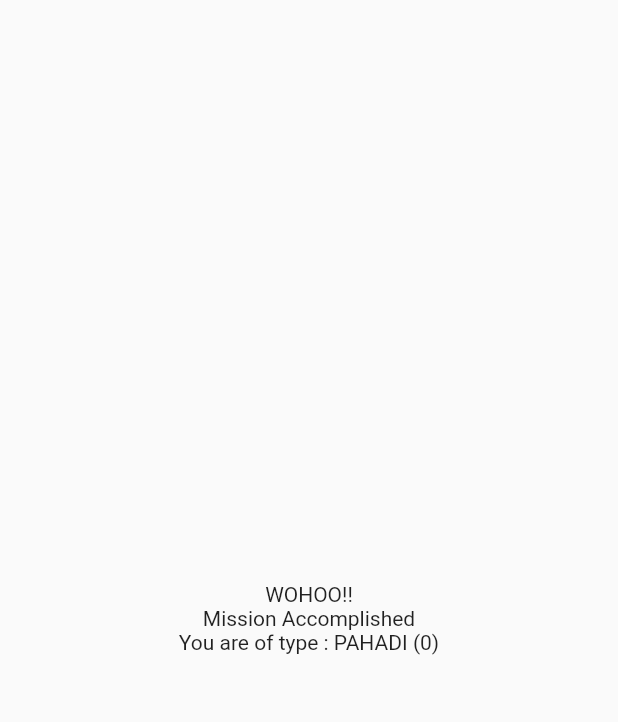
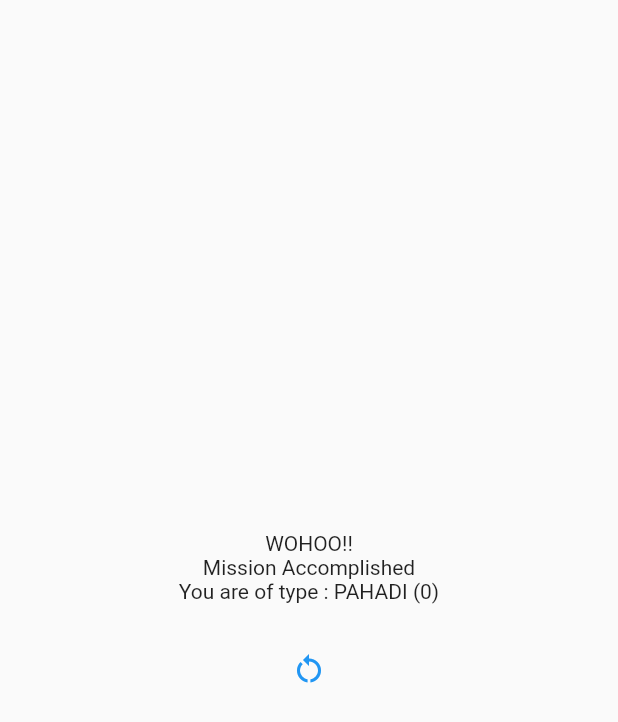
Before and after one commit to VivekJung/academind_tuts, a Flutter app: the screen it shows after launch, after a tap on "Himal", after a tap on "Moong dal", after a tap on "Saal", on a phone screen of 412 x 824 dp. Shown: the top 722 px of the screen. Run offline on Flutter 3.47's test engine with Material 2 defaults, Android fonts, the phone set to English and light mode, and no system bars.

Commit message:
restart button added

```diff
--- a/lib/main.dart
+++ b/lib/main.dart
@@ -1,3 +1,5 @@
+import 'dart:developer';
+
 import 'package:academind/screens/dashboard.dart';
 import 'package:flutter/material.dart';
 
@@ -10,6 +12,7 @@ class App extends StatelessWidget {
 
   @override
   Widget build(BuildContext context) {
+    log("038 complete... now restarting the app ");
     return const MaterialApp(
       color: Colors.black,
       home: DashBoardScreen(),
--- a/lib/screens/dashboard.dart
+++ b/lib/screens/dashboard.dart
@@ -3,9 +3,6 @@ import 'package:academind/widgets/questions/question_list.dart';
 import 'package:academind/widgets/quiz.dart';
 import 'package:academind/widgets/quiz_result.dart';
 import 'package:flutter/material.dart';
-
-import '../widgets/answers/build_answer_widget.dart';
-import '../widgets/questions/build_question_widget.dart';
 
 class DashBoardScreen extends StatefulWidget {
   const DashBoardScreen({Key? key}) : super(key: key);
@@ -19,6 +16,13 @@ class _DashBoardScreenState extends State<DashBoardScreen> {
   var _questionIndex = 0;
   final _questions = questionsList;
   var _totalPoint = 0;
+
+  void _resetQuiz() {
+    setState(() {
+      _questionIndex = 0;
+      _totalPoint = 0;
+    });
+  }
 
   _getAnswer(int point) {
     _totalPoint += point;
@@ -43,7 +47,8 @@ class _DashBoardScreenState extends State<DashBoardScreen> {
                 questionIndex: _questionIndex,
                 questions: _questions,
                 getAnswer: _getAnswer)
-            : ResultWidget(totalPoint: _totalPoint),
+            : ResultWidget(
+                totalPoint: _totalPoint, resetQuizHandler: () => _resetQuiz()),
       ),
     );
   }
--- a/lib/widgets/quiz_result.dart
+++ b/lib/widgets/quiz_result.dart
@@ -1,17 +1,24 @@
-import 'package:flutter/cupertino.dart';
+import 'package:flutter/material.dart';
 
 class ResultWidget extends StatelessWidget {
-  const ResultWidget({Key? key, required this.totalPoint}) : super(key: key);
+  const ResultWidget(
+      {Key? key, required this.totalPoint, required this.resetQuizHandler})
+      : super(key: key);
   final int totalPoint;
+  final VoidCallback resetQuizHandler;
+
+  String get personalityType {
+    var type = "MADHESI";
+    if (totalPoint < 0) {
+      return type = "HIMALI";
+    } else if (totalPoint < 1) {
+      return type = "PAHADI";
+    }
+    return type;
+  }
 
   @override
   Widget build(BuildContext context) {
-    var type = "MADHESI";
-    if (totalPoint < 0) {
-      type = "HIMALI";
-    } else if (totalPoint < 1) {
-      type = "PAHADI";
-    }
     return Column(
       mainAxisAlignment: MainAxisAlignment.center,
       crossAxisAlignment: CrossAxisAlignment.center,
@@ -21,8 +28,16 @@ class ResultWidget extends StatelessWidget {
           textAlign: TextAlign.center,
         ),
         Text(
-          "You are of type : $type ($totalPoint)",
+          "You are of type : $personalityType ($totalPoint)",
           textAlign: TextAlign.center,
+        ),
+        const SizedBox(height: 20),
+        IconButton(
+          onPressed: resetQuizHandler,
+          icon: const Icon(Icons.restart_alt),
+          splashColor: Colors.amber,
+          color: Colors.blue,
+          tooltip: "Restart Quiz",
         ),
       ],
     );
```
Also changed, not shown: lib/widgets/quiz.dart (+1 -6 lines), 1 other file.
